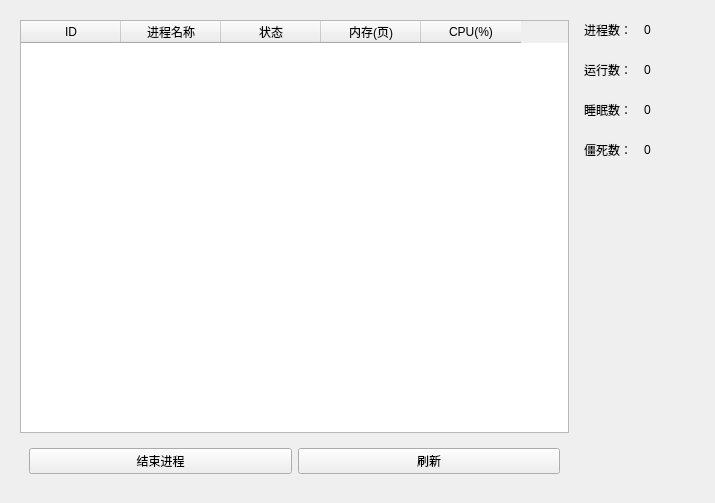
Before: the Qt Designer form sys_monitor/processwindow.ui in julianyong/system_monitor, drawn with Qt 5.
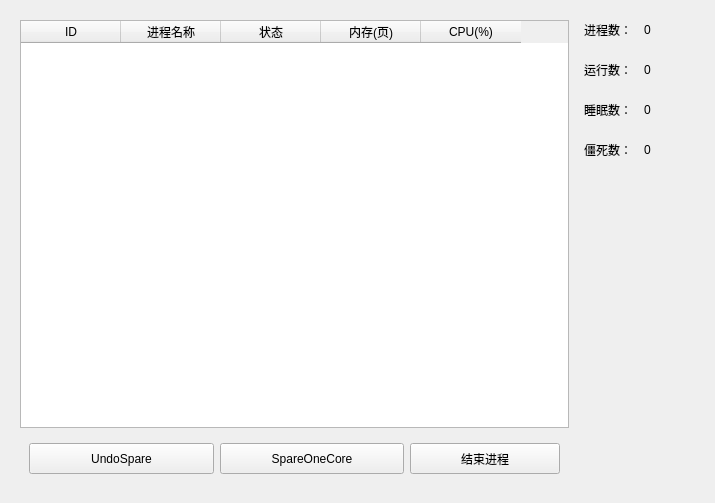
After: the same form once the commit is applied.

The edit to the form file:
```diff
--- a/sys_monitor/processwindow.ui
+++ b/sys_monitor/processwindow.ui
@@ -55,26 +55,51 @@
          </size>
         </property>
         <layout class="QHBoxLayout" name="horizontalLayout_2">
+         <item>
+          <widget class="QPushButton" name="pushButton_UndoSpare">
+           <property name="minimumSize">
+            <size>
+             <width>120</width>
+             <height>31</height>
+            </size>
+           </property>
+           <property name="text">
+            <string>UndoSpare</string>
+           </property>
+          </widget>
+         </item>
+         <item>
+          <widget class="QPushButton" name="pushButton_SpareOneCore">
+           <property name="minimumSize">
+            <size>
+             <width>120</width>
+             <height>31</height>
+            </size>
+           </property>
+           <property name="text">
+            <string>SpareOneCore</string>
+           </property>
+          </widget>
+         </item>
          <item>
           <widget class="QPushButton" name="pushButton_kill">
+           <property name="minimumSize">
+            <size>
+             <width>150</width>
+             <height>31</height>
+            </size>
+           </property>
+           <property name="maximumSize">
+            <size>
+             <width>150</width>
+             <height>31</height>
+            </size>
+           </property>
            <property name="text">
             <string>结束进程</string>
            </property>
           </widget>
          </item>
-         <item>
-          <widget class="QPushButton" name="pushButton_refresh">
-           <property name="minimumSize">
-            <size>
-             <width>137</width>
-             <height>0</height>
-            </size>
-           </property>
-           <property name="text">
-            <string>刷新</string>
-           </property>
-          </widget>
-         </item>
         </layout>
        </widget>
       </item>
```
